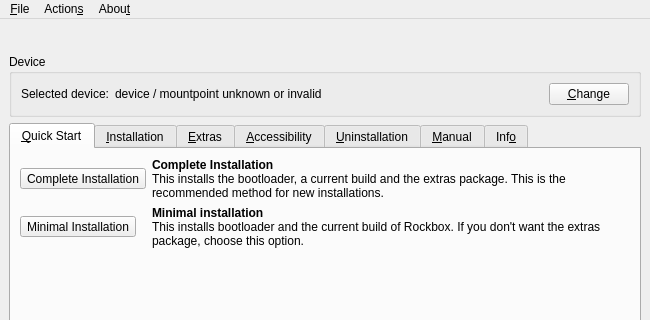
First picture: the form in rbutil/rbutilqt/rbutilqtfrm.ui, repository Rockbox-Chinese-Community/Rockbox-RCC, before the edit; both pictures show x 0 to 650 and y 0 to 320 of the 650 by 550 pixel window.
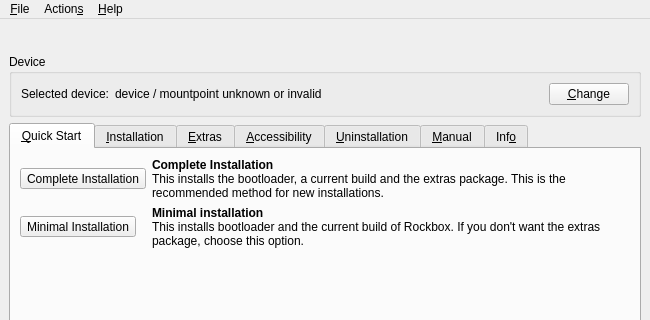
Second picture: the form after the edit. Icons and pictures are not drawn.

Commit message:
Rename About menu to Help.
The About menu name was off since the introduction of the
Troubleshooting submenu. Renaming it should make it more obvious to look
at it in case of problems.

What changed in the file:
```diff
--- a/rbutil/rbutilqt/rbutilqtfrm.ui
+++ b/rbutil/rbutilqt/rbutilqtfrm.ui
@@ -800,7 +800,7 @@
    </widget>
    <widget class="QMenu" name="menuAbout" >
     <property name="title" >
-     <string>Abou&amp;t</string>
+     <string>&amp;Help</string>
     </property>
     <widget class="QMenu" name="menu_Troubleshoot" >
      <property name="title" >
```
